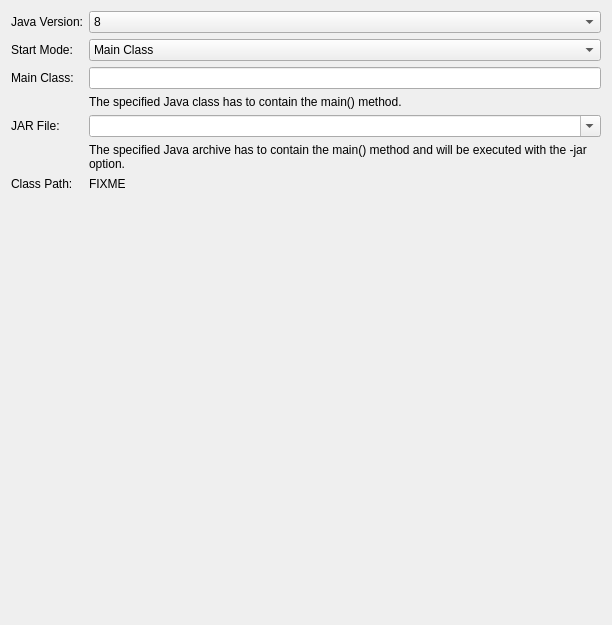
Tinkerforge/brickv, file src/brickv/plugin_system/plugins/red/ui/new_program_java.ui: the form before one commit.
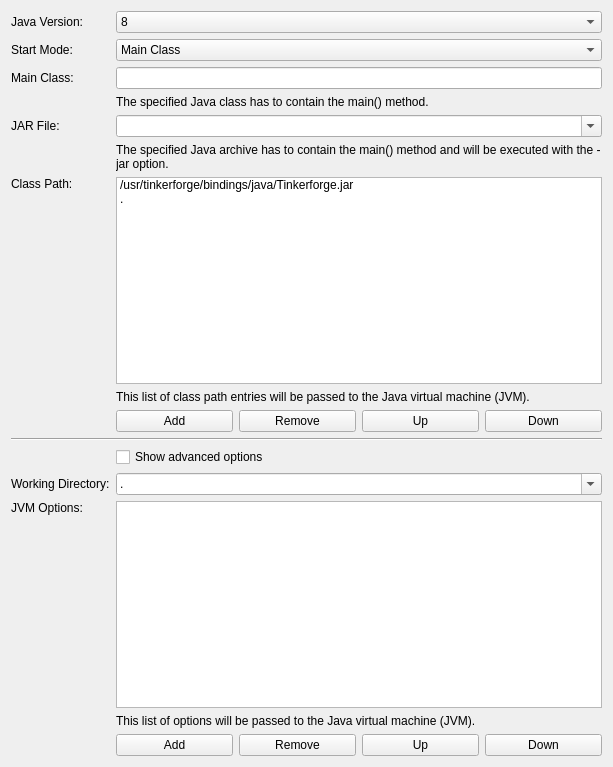
The form after the commit.

Commit message: red-brick/npw: Add working directory and language options

What changed in the file:
```diff
--- a/src/brickv/plugin_system/plugins/red/ui/new_program_java.ui
+++ b/src/brickv/plugin_system/plugins/red/ui/new_program_java.ui
@@ -6,8 +6,8 @@
    <rect>
     <x>0</x>
     <y>0</y>
-    <width>612</width>
-    <height>625</height>
+    <width>613</width>
+    <height>767</height>
    </rect>
   </property>
   <property name="windowTitle">
@@ -26,7 +26,7 @@
        </property>
       </widget>
      </item>
-     <item row="0" column="1" colspan="2">
+     <item row="0" column="1" colspan="4">
       <widget class="QComboBox" name="combo_version">
        <property name="sizePolicy">
         <sizepolicy hsizetype="Preferred" vsizetype="Fixed">
@@ -51,10 +51,10 @@
        </property>
       </widget>
      </item>
-     <item row="2" column="1" colspan="2">
+     <item row="2" column="1" colspan="4">
       <widget class="QLineEdit" name="edit_main_class"/>
      </item>
-     <item row="1" column="1" colspan="2">
+     <item row="1" column="1" colspan="4">
       <widget class="QComboBox" name="combo_start_mode">
        <item>
         <property name="text">
@@ -88,7 +88,7 @@
        </property>
       </widget>
      </item>
-     <item row="5" column="1" colspan="2">
+     <item row="5" column="1" colspan="4">
       <widget class="QLabel" name="label_jar_file_help">
        <property name="text">
         <string>The specified Java archive has to contain the main() method and will be executed with the -jar option.</string>
@@ -98,7 +98,7 @@
        </property>
       </widget>
      </item>
-     <item row="3" column="1" colspan="2">
+     <item row="3" column="1" colspan="4">
       <widget class="QLabel" name="label_main_class_help">
        <property name="text">
         <string>The specified Java class has to contain the main() method.</string>
@@ -108,7 +108,7 @@
        </property>
       </widget>
      </item>
-     <item row="4" column="1" colspan="2">
+     <item row="4" column="1" colspan="4">
       <widget class="QComboBox" name="combo_jar_file">
        <property name="editable">
         <bool>true</bool>
@@ -123,30 +123,155 @@
        <property name="text">
         <string>Class Path:</string>
        </property>
+       <property name="alignment">
+        <set>Qt::AlignLeading|Qt::AlignLeft|Qt::AlignTop</set>
+       </property>
       </widget>
      </item>
-     <item row="6" column="1" colspan="2">
-      <widget class="QLabel" name="label_6">
+     <item row="6" column="1" colspan="4">
+      <widget class="QListWidget" name="list_class_path">
+       <item>
+        <property name="text">
+         <string>/usr/tinkerforge/bindings/java/Tinkerforge.jar</string>
+        </property>
+        <property name="flags">
+         <set>ItemIsSelectable|ItemIsEditable|ItemIsDragEnabled|ItemIsUserCheckable|ItemIsEnabled</set>
+        </property>
+       </item>
+       <item>
+        <property name="text">
+         <string>.</string>
+        </property>
+        <property name="flags">
+         <set>ItemIsSelectable|ItemIsEditable|ItemIsDragEnabled|ItemIsUserCheckable|ItemIsEnabled</set>
+        </property>
+       </item>
+      </widget>
+     </item>
+     <item row="8" column="1">
+      <widget class="QPushButton" name="button_add_class_path_entry">
        <property name="text">
-        <string>FIXME</string>
+        <string>Add</string>
+       </property>
+      </widget>
+     </item>
+     <item row="8" column="2">
+      <widget class="QPushButton" name="button_remove_class_path_entry">
+       <property name="text">
+        <string>Remove</string>
+       </property>
+      </widget>
+     </item>
+     <item row="8" column="3">
+      <widget class="QPushButton" name="button_up_class_path_entry">
+       <property name="text">
+        <string>Up</string>
+       </property>
+      </widget>
+     </item>
+     <item row="7" column="1" colspan="4">
+      <widget class="QLabel" name="label_2">
+       <property name="text">
+        <string>This list of class path entries will be passed to the Java virtual machine (JVM).</string>
+       </property>
+       <property name="wordWrap">
+        <bool>true</bool>
+       </property>
+      </widget>
+     </item>
+     <item row="10" column="1" colspan="4">
+      <widget class="QCheckBox" name="check_show_advanced_options">
+       <property name="text">
+        <string>Show advanced options</string>
+       </property>
+      </widget>
+     </item>
+     <item row="9" column="0" colspan="5">
+      <widget class="Line" name="line">
+       <property name="orientation">
+        <enum>Qt::Horizontal</enum>
+       </property>
+      </widget>
+     </item>
+     <item row="11" column="0">
+      <widget class="QLabel" name="label_working_directory">
+       <property name="text">
+        <string>Working Directory:</string>
+       </property>
+      </widget>
+     </item>
+     <item row="12" column="0">
+      <widget class="QLabel" name="label_options">
+       <property name="text">
+        <string>JVM Options:</string>
+       </property>
+       <property name="alignment">
+        <set>Qt::AlignLeading|Qt::AlignLeft|Qt::AlignTop</set>
+       </property>
+      </widget>
+     </item>
+     <item row="11" column="1" colspan="4">
+      <widget class="QComboBox" name="combo_working_directory">
+       <property name="editable">
+        <bool>true</bool>
+       </property>
+       <item>
+        <property name="text">
+         <string>.</string>
+        </property>
+       </item>
+      </widget>
+     </item>
+     <item row="12" column="1" colspan="4">
+      <widget class="QListWidget" name="list_options"/>
+     </item>
+     <item row="14" column="1">
+      <widget class="QPushButton" name="button_add_option">
+       <property name="text">
+        <string>Add</string>
+       </property>
+      </widget>
+     </item>
+     <item row="14" column="2">
+      <widget class="QPushButton" name="button_remove_option">
+       <property name="text">
+        <string>Remove</string>
+       </property>
+      </widget>
+     </item>
+     <item row="14" column="3">
+      <widget class="QPushButton" name="button_up_option">
+       <property name="text">
+        <string>Up</string>
+       </property>
+      </widget>
+     </item>
+     <item row="14" column="4">
+      <widget class="QPushButton" name="button_down_option">
+       <property name="text">
+        <string>Down</string>
+       </property>
+      </widget>
+     </item>
+     <item row="8" column="4">
+      <widget class="QPushButton" name="button_down_class_path_entry">
+       <property name="text">
+        <string>Down</string>
+       </property>
+      </widget>
+     </item>
+     <item row="13" column="1" colspan="4">
+      <widget class="QLabel" name="label_options_help">
+       <property name="text">
+        <string>This list of options will be passed to the Java virtual machine (JVM).</string>
+       </property>
+       <property name="wordWrap">
+        <bool>true</bool>
        </property>
       </widget>
      </item>
     </layout>
    </item>
-   <item>
-    <spacer name="verticalSpacer">
-     <property name="orientation">
-      <enum>Qt::Vertical</enum>
-     </property>
-     <property name="sizeHint" stdset="0">
-      <size>
-       <width>20</width>
-       <height>0</height>
-      </size>
-     </property>
-    </spacer>
-   </item>
   </layout>
  </widget>
  <tabstops>
```
Left out of the diff: 12 changed lines with no effect on the pictures. The commit also changes 7 other files.
